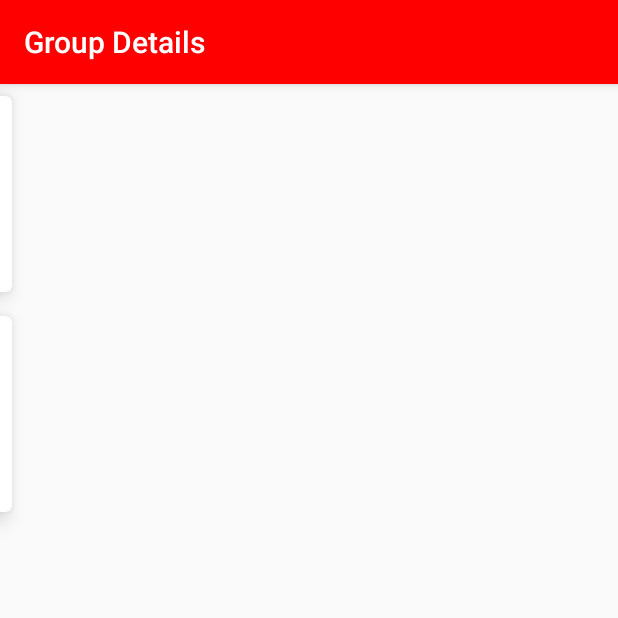
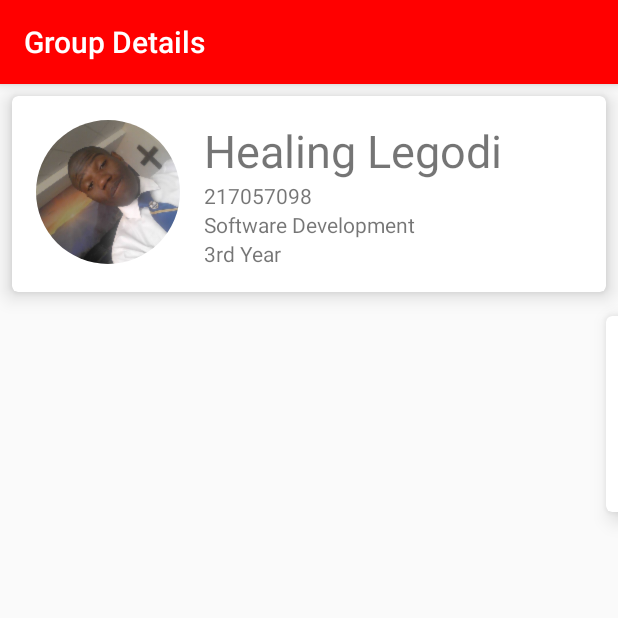
Before and after one commit to CodeineCentrix/IronMan, an Android app: the screen it shows after launch (GroupDetails), on a phone screen of 412 x 824 dp, the top half of it. Run offline under Robolectric (Android 15) with nearby library versions, the phone set to English and light mode, and no system bars; our stand-ins replace CircleImageView; 3 statements that could not run were skipped.

```diff
--- a/app/src/main/java/com/example/s216127904/codecentrix/GroupDetails.java
+++ b/app/src/main/java/com/example/s216127904/codecentrix/GroupDetails.java
@@ -2,6 +2,9 @@ package com.example.s216127904.codecentrix;
 
 import android.content.Context;
 import android.content.Intent;
+import android.graphics.Bitmap;
+import android.graphics.BitmapFactory;
+import android.graphics.drawable.Drawable;
 import android.support.v7.app.AppCompatActivity;
 import android.os.Bundle;
 import android.support.v7.widget.CardView;
@@ -9,6 +12,8 @@ import android.view.animation.Animation;
 import android.view.animation.AnimationUtils;
 import android.widget.ImageView;
 
+
+import de.hdodenhof.circleimageview.CircleImageView;
 
 import de.hdodenhof.circleimageview.CircleImageView;
 
@@ -28,6 +33,7 @@ public class GroupDetails extends AppCompatActivity {
         try {
             getSupportActionBar().setTitle("Group Details");
             animate_cards(this);
+
         }catch ( Exception a  ){
 
         }
@@ -41,10 +47,11 @@ public class GroupDetails extends AppCompatActivity {
                 Animation hyperspaceJumpAnimation = AnimationUtils.loadAnimation( a , R.anim.anim);
                 CardView crd1 = (CardView) findViewById(R.id.crdHaich);
                 crd1.startAnimation(hyperspaceJumpAnimation);
-                Animation hyperspaceJumpAnimation2 = AnimationUtils.loadAnimation( a, R.anim.anim);
+                Animation hyperspaceJumpAnimation2 = AnimationUtils.loadAnimation( a, R.anim.slide_left);
                 CardView crd2 = (CardView) findViewById(R.id.crdAnathi);
                 crd2.startAnimation(hyperspaceJumpAnimation2);
             }
         }).start();
     }
+
 }
--- a/app/src/main/java/com/example/s216127904/codecentrix/HomeScreen.java
+++ b/app/src/main/java/com/example/s216127904/codecentrix/HomeScreen.java
@@ -22,11 +22,9 @@ public class HomeScreen extends AppCompatActivity {
     protected void onCreate(Bundle savedInstanceState) {
         super.onCreate(savedInstanceState);
         setContentView(R.layout.activity_home_screen);
-        imLogo = findViewById(R.id.imLogo);
+
         loadBar = findViewById(R.id.progressBar4);
-        Animation slideOut =  AnimationUtils.loadAnimation(getApplicationContext(),R.anim.slide_out);
-        slideOut.setDuration(5000);
-        imLogo.setAnimation(slideOut);
+
         Timer(3000);
     }
     public void Timer(int duration){
--- a/app/src/main/res/anim/anim.xml
+++ b/app/src/main/res/anim/slide_left.xml
@@ -1,7 +1,7 @@
 <?xml version="1.0" encoding="utf-8"?>
 <set xmlns:android="http://schemas.android.com/apk/res/android">
     android:shareInterpolator="false" android:fillAfter="true">
-    <translate android:fromXDelta="-100%" android:toXDelta="0%"
+    <translate android:fromXDelta="100%" android:toXDelta="0%"
         android:fromYDelta="0%" android:toYDelta="0%"
-        android:duration="200"/>
+        android:duration="500"/>
 </set>
```
